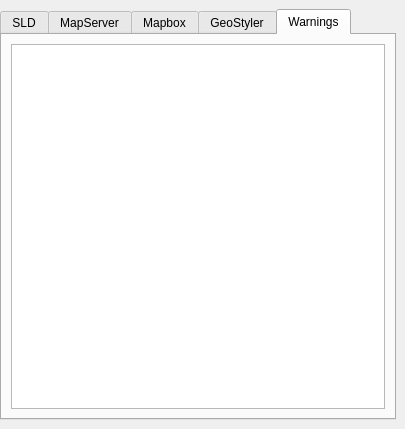
The window that geocatbridge/ui/styleviewerwidget.ui (GeoCat/qgis-bridge-plugin) describes before a commit, drawn with Qt 5.
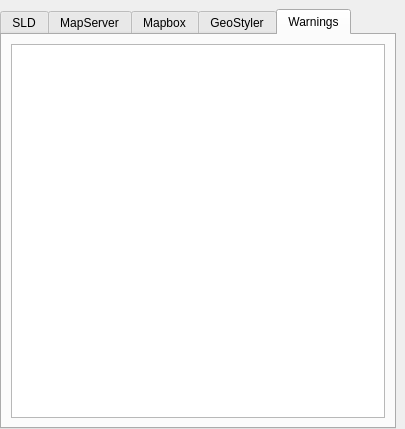
The same window after the commit.

The edit to the form file:
```diff
--- a/geocatbridge/ui/styleviewerwidget.ui
+++ b/geocatbridge/ui/styleviewerwidget.ui
@@ -30,6 +30,9 @@
     <property name="leftMargin">
      <number>0</number>
     </property>
+    <property name="bottomMargin">
+     <number>0</number>
+    </property>
     <item>
      <widget class="QTabWidget" name="tabWidget">
       <property name="currentIndex">
```
